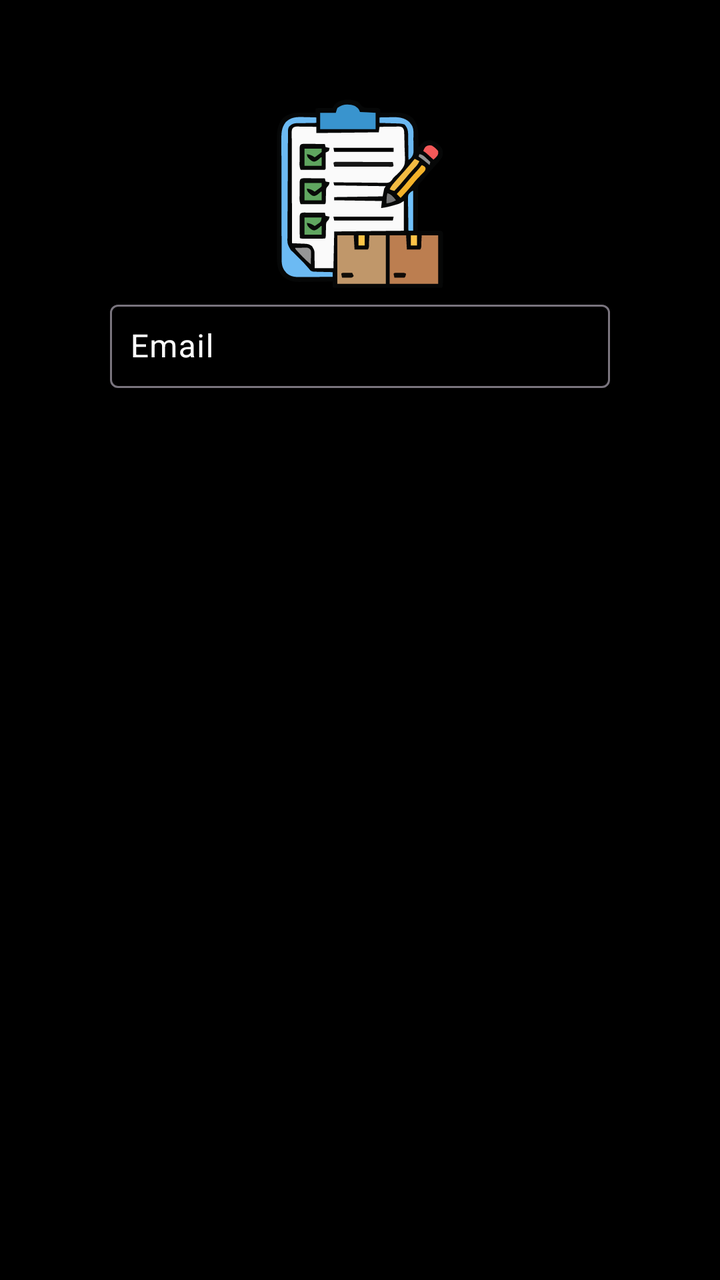
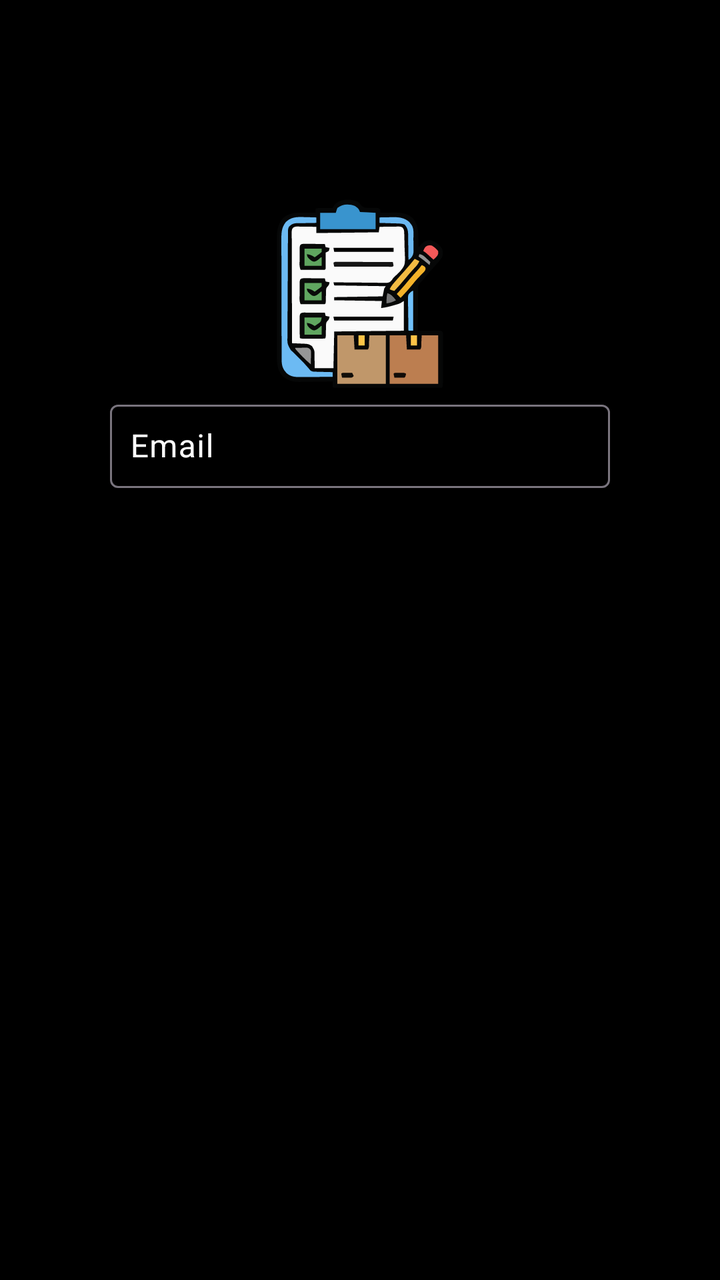

Screens rendered from an Android XML layout before and after an edit, with the pre-edit source and the edit as a unified diff.
<!-- AndroidManifest.xml: application theme Theme.InventoryApp -->
<!-- res/layout/activity_signin.xml -->
<?xml version="1.0" encoding="utf-8"?>
<layout xmlns:android="http://schemas.android.com/apk/res/android"
    xmlns:app="http://schemas.android.com/apk/res-auto"
    xmlns:tools="http://schemas.android.com/tools">

    <data>

    </data>

    <androidx.constraintlayout.widget.ConstraintLayout
        android:id="@+id/activity_signin"
        android:layout_width="match_parent"
        android:layout_height="match_parent"
        tools:context=".view.LoginActivity"
        android:background="@color/black">

        <ImageView
            android:id="@+id/imgLogin"
            android:layout_width="100dp"
            android:layout_height="100dp"
            android:contentDescription="@null"
            android:src="@drawable/ic_logo_widget"
            app:layout_constraintEnd_toEndOf="parent"
            app:layout_constraintStart_toStartOf="parent"
            app:layout_constraintTop_toTopOf="parent"
            app:layout_constraintBottom_toBottomOf="@+id/inputContainer"
            tools:layout_editor_absoluteY="150dp"/>

        <LinearLayout
            android:id="@+id/inputContainer"
            android:layout_width="wrap_content"
            android:layout_height="wrap_content"
            app:layout_constraintStart_toStartOf="parent"
            app:layout_constraintEnd_toEndOf="parent"
            app:layout_constraintTop_toBottomOf="@id/imgLogin"
            android:orientation="vertical">

            <com.google.android.material.textfield.TextInputLayout
                android:layout_width="wrap_content"
                android:layout_height="wrap_content"
                android:hint="@string/email_input"
                android:textColorHint="@color/white">
                <com.google.android.material.textfield.TextInputEditText
                    android:id="@+id/etEmail"
                    android:layout_width="250dp"
                    android:layout_height="wrap_content"
                    android:maxLength="40"
                    android:inputType="textEmailAddress"
                    android:padding="10dp"
                    android:textColor="@color/white"/>
            </com.google.android.material.textfield.TextInputLayout>



        </LinearLayout>




    </androidx.constraintlayout.widget.ConstraintLayout>
</layout>
<!-- resources referenced by this layout -->
<resources>
  <color name="black">#FF000000</color>
  <color name="white">#FFFFFFFF</color>
  <!-- drawable ic_logo_widget: vector/xml drawable (drawable, 19790 chars, omitted) -->
  <string name="email_input">Email</string>
  <style name="Theme.InventoryApp" parent="Base.Theme.InventoryApp" />
  <style name="Base.Theme.InventoryApp" parent="Theme.Material3.DayNight.NoActionBar">
          
          
      </style>
</resources>

<!-- the commit's change to res/layout/activity_signin.xml (unified diff, before → after) -->
@@ -18,6 +18,7 @@
             android:id="@+id/imgLogin"
             android:layout_width="100dp"
             android:layout_height="100dp"
+            android:layout_marginTop="50dp"
             android:contentDescription="@null"
             android:src="@drawable/ic_logo_widget"
             app:layout_constraintEnd_toEndOf="parent"
